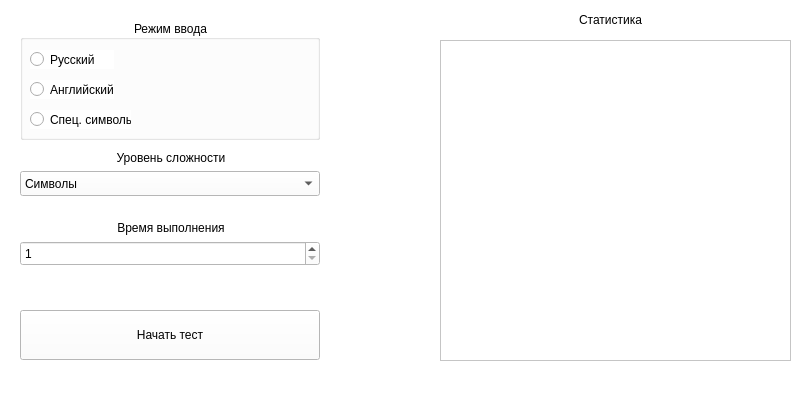
This is data/forms/menuwidget.ui in Kobanoss/KeyBoard-Typer as Qt 5 draws it before an edit. The edited form follows.
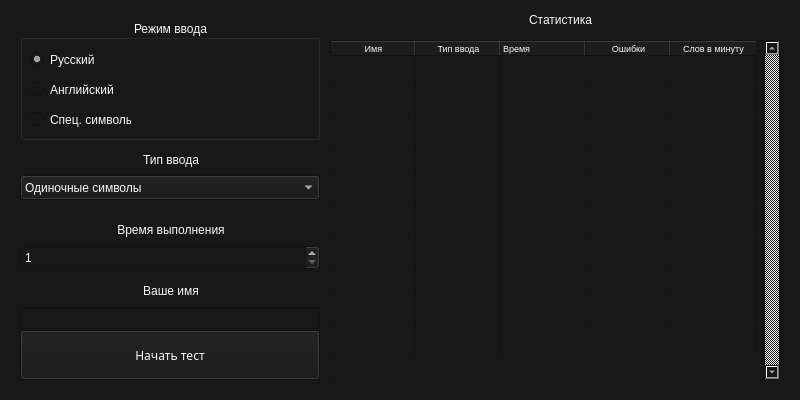
This is the edited form. Icons and pictures are not drawn.

```diff
--- a/data/forms/menuwidget.ui
+++ b/data/forms/menuwidget.ui
@@ -22,6 +22,11 @@
     <height>400</height>
    </size>
   </property>
+  <property name="font">
+   <font>
+    <family>MS Shell Dlg 2</family>
+   </font>
+  </property>
   <property name="windowTitle">
    <string>KeyBoard-Typer</string>
   </property>
@@ -30,8 +35,8 @@
     <normaloff>:/logo/src/logo.ico</normaloff>:/logo/src/logo.ico</iconset>
   </property>
   <property name="styleSheet">
-   <string notr="true">color: black;
-background-color:white;</string>
+   <string notr="true">color:#f8f8f8;
+background-color:#181818;</string>
   </property>
   <widget class="QGroupBox" name="groupBox_main_lang">
    <property name="geometry">
@@ -63,6 +68,9 @@
     <property name="text">
      <string>Русский</string>
     </property>
+    <property name="checked">
+     <bool>true</bool>
+    </property>
    </widget>
    <widget class="QRadioButton" name="radioButton_2">
     <property name="geometry">
@@ -95,7 +103,7 @@
    <property name="geometry">
     <rect>
      <x>20</x>
-     <y>310</y>
+     <y>330</y>
      <width>300</width>
      <height>50</height>
     </rect>
@@ -112,27 +120,19 @@
      <height>50</height>
     </size>
    </property>
+   <property name="font">
+    <font>
+     <family>Gill Sans MT Ext Condensed Bold</family>
+    </font>
+   </property>
    <property name="text">
     <string>Начать тест</string>
    </property>
   </widget>
-  <widget class="QTextBrowser" name="textBrowser_main_stat">
-   <property name="geometry">
-    <rect>
-     <x>440</x>
-     <y>40</y>
-     <width>351</width>
-     <height>321</height>
-    </rect>
-   </property>
-   <property name="textInteractionFlags">
-    <set>Qt::NoTextInteraction</set>
-   </property>
-  </widget>
   <widget class="QLabel" name="label_main_stat">
    <property name="geometry">
     <rect>
-     <x>560</x>
+     <x>510</x>
      <y>10</y>
      <width>101</width>
      <height>20</height>
@@ -145,13 +145,13 @@
     <set>Qt::AlignCenter</set>
    </property>
   </widget>
-  <widget class="QWidget" name="">
+  <widget class="QWidget" name="layoutWidget">
    <property name="geometry">
     <rect>
      <x>20</x>
      <y>220</y>
      <width>302</width>
-     <height>46</height>
+     <height>50</height>
     </rect>
    </property>
    <layout class="QVBoxLayout" name="verticalLayout">
@@ -201,20 +201,20 @@
     </item>
    </layout>
   </widget>
-  <widget class="QWidget" name="">
+  <widget class="QWidget" name="layoutWidget">
    <property name="geometry">
     <rect>
      <x>20</x>
      <y>150</y>
      <width>302</width>
-     <height>46</height>
+     <height>50</height>
     </rect>
    </property>
    <layout class="QVBoxLayout" name="verticalLayout_2">
     <item>
      <widget class="QLabel" name="label">
       <property name="text">
-       <string>Уровень сложности</string>
+       <string>Тип ввода</string>
       </property>
       <property name="alignment">
        <set>Qt::AlignCenter</set>
@@ -237,7 +237,7 @@
       </property>
       <item>
        <property name="text">
-        <string>Символы</string>
+        <string>Одиночные символы</string>
        </property>
       </item>
       <item>
@@ -254,6 +254,258 @@
     </item>
    </layout>
   </widget>
+  <widget class="QTableWidget" name="tableWidget_main_stat">
+   <property name="geometry">
+    <rect>
+     <x>330</x>
+     <y>40</y>
+     <width>450</width>
+     <height>340</height>
+    </rect>
+   </property>
+   <property name="minimumSize">
+    <size>
+     <width>450</width>
+     <height>340</height>
+    </size>
+   </property>
+   <property name="maximumSize">
+    <size>
+     <width>430</width>
+     <height>340</height>
+    </size>
+   </property>
+   <property name="font">
+    <font>
+     <pointsize>9</pointsize>
+    </font>
+   </property>
+   <property name="styleSheet">
+    <string notr="true">color:#f8f8f8;</string>
+   </property>
+   <property name="frameShape">
+    <enum>QFrame::StyledPanel</enum>
+   </property>
+   <property name="frameShadow">
+    <enum>QFrame::Sunken</enum>
+   </property>
+   <property name="lineWidth">
+    <number>1</number>
+   </property>
+   <property name="verticalScrollBarPolicy">
+    <enum>Qt::ScrollBarAlwaysOn</enum>
+   </property>
+   <property name="horizontalScrollBarPolicy">
+    <enum>Qt::ScrollBarAlwaysOff</enum>
+   </property>
+   <property name="sizeAdjustPolicy">
+    <enum>QAbstractScrollArea::AdjustIgnored</enum>
+   </property>
+   <property name="autoScrollMargin">
+    <number>8</number>
+   </property>
+   <property name="editTriggers">
+    <set>QAbstractItemView::NoEditTriggers</set>
+   </property>
+   <property name="tabKeyNavigation">
+    <bool>false</bool>
+   </property>
+   <property name="showDropIndicator" stdset="0">
+    <bool>false</bool>
+   </property>
+   <property name="dragDropOverwriteMode">
+    <bool>false</bool>
+   </property>
+   <property name="selectionMode">
+    <enum>QAbstractItemView::NoSelection</enum>
+   </property>
+   <property name="showGrid">
+    <bool>true</bool>
+   </property>
+   <property name="gridStyle">
+    <enum>Qt::SolidLine</enum>
+   </property>
+   <property name="sortingEnabled">
+    <bool>true</bool>
+   </property>
+   <property name="wordWrap">
+    <bool>true</bool>
+   </property>
+   <property name="cornerButtonEnabled">
+    <bool>false</bool>
+   </property>
+   <attribute name="horizontalHeaderVisible">
+    <bool>true</bool>
+   </attribute>
+   <attribute name="horizontalHeaderCascadingSectionResizes">
+    <bool>false</bool>
+   </attribute>
+   <attribute name="horizontalHeaderMinimumSectionSize">
+    <number>20</number>
+   </attribute>
+   <attribute name="horizontalHeaderDefaultSectionSize">
+    <number>85</number>
+   </attribute>
+   <attribute name="horizontalHeaderHighlightSections">
+    <bool>false</bool>
+   </attribute>
+   <attribute name="horizontalHeaderShowSortIndicator" stdset="0">
+    <bool>false</bool>
+   </attribute>
+   <attribute name="verticalHeaderVisible">
+    <bool>false</bool>
+   </attribute>
+   <attribute name="verticalHeaderMinimumSectionSize">
+    <number>30</number>
+   </attribute>
+   <attribute name="verticalHeaderDefaultSectionSize">
+    <number>30</number>
+   </attribute>
+   <attribute name="verticalHeaderHighlightSections">
+    <bool>false</bool>
+   </attribute>
+   <row>
+    <property name="text">
+     <string>Новая строка</string>
+    </property>
+   </row>
+   <row>
+    <property name="text">
+     <string>Новая строка</string>
+    </property>
+   </row>
+   <row>
+    <property name="text">
+     <string>Новая строка</string>
+    </property>
+   </row>
+   <row>
+    <property name="text">
+     <string>Новая строка</string>
+    </property>
+   </row>
+   <row>
+    <property name="text">
+     <string>Новая строка</string>
+    </property>
+   </row>
+   <row>
+    <property name="text">
+     <string>Новая строка</string>
+    </property>
+   </row>
+   <row>
+    <property name="text">
+     <string>Новая строка</string>
+    </property>
+   </row>
+   <row>
+    <property name="text">
+     <string>Новая строка</string>
+    </property>
+   </row>
+   <row>
+    <property name="text">
+     <string>Новая строка</string>
+    </property>
+   </row>
+   <row>
+    <property name="text">
+     <string>Новая строка</string>
+    </property>
+   </row>
+   <column>
+    <property name="text">
+     <string>Имя</string>
+    </property>
+    <property name="font">
+     <font>
+      <pointsize>7</pointsize>
+     </font>
+    </property>
+   </column>
+   <column>
+    <property name="text">
+     <string>Тип ввода</string>
+    </property>
+    <property name="font">
+     <font>
+      <pointsize>7</pointsize>
+     </font>
+    </property>
+   </column>
+   <column>
+    <property name="text">
+     <string>Время</string>
+    </property>
+    <property name="font">
+     <font>
+      <pointsize>7</pointsize>
+     </font>
+    </property>
+    <property name="textAlignment">
+     <set>AlignLeading|AlignVCenter</set>
+    </property>
+   </column>
+   <column>
+    <property name="text">
+     <string>Ошибки</string>
+    </property>
+    <property name="font">
+     <font>
+      <pointsize>7</pointsize>
+     </font>
+    </property>
+   </column>
+   <column>
+    <property name="text">
+     <string>Слов в минуту</string>
+    </property>
+    <property name="font">
+     <font>
+      <pointsize>7</pointsize>
+     </font>
+    </property>
+   </column>
+  </widget>
+  <widget class="QWidget" name="layoutWidget">
+   <property name="geometry">
+    <rect>
+     <x>20</x>
+     <y>280</y>
+     <width>302</width>
+     <height>49</height>
+    </rect>
+   </property>
+   <layout class="QVBoxLayout" name="verticalLayout_3">
+    <item>
+     <widget class="QLabel" name="label_3">
+      <property name="text">
+       <string>Ваше имя</string>
+      </property>
+      <property name="alignment">
+       <set>Qt::AlignCenter</set>
+      </property>
+     </widget>
+    </item>
+    <item>
+     <widget class="QLineEdit" name="lineEdit_main_username">
+      <property name="minimumSize">
+       <size>
+        <width>300</width>
+        <height>0</height>
+       </size>
+      </property>
+      <property name="maximumSize">
+       <size>
+        <width>300</width>
+        <height>16777215</height>
+       </size>
+      </property>
+     </widget>
+    </item>
+   </layout>
+  </widget>
  </widget>
  <resources>
   <include location="../../src.qrc"/>
```
Left out of the diff: 6 changed lines with no effect on the pictures.
